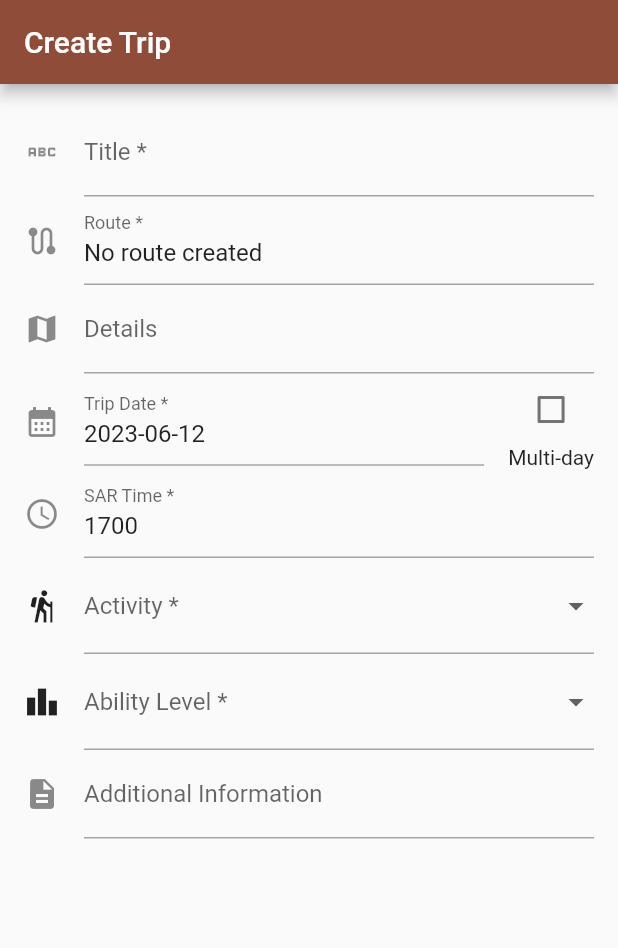
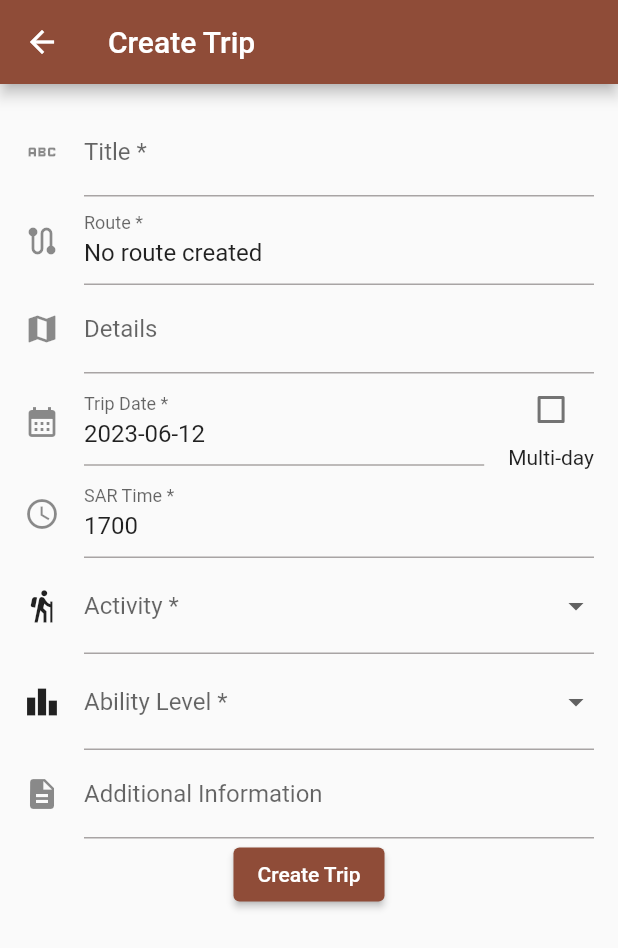
Before and after one commit to mttchpmn/tripleader-app, a Flutter app: the CreateTripView screen opened directly, on a phone screen of 412 x 824 dp. Shown: the top 948 px of the screen. Run offline on Flutter 3.47's test engine with Material 2 defaults, Android fonts, the phone set to English and light mode, and no system bars; our stand-ins replace flutter_map, graphql_flutter, latlong2; missing offline and left inert: gql; network calls fail.

Commit message:
Build create trip form

```diff
--- a/lib/forms/create_trip_form.dart
+++ b/lib/forms/create_trip_form.dart
@@ -1,16 +1,20 @@
 import 'package:flutter/material.dart';
 import 'package:latlong2/latlong.dart';
+import 'package:tripleader/forms/form_data_models/create_trip_form_data.dart';
 import 'package:tripleader/forms/form_fields/date_field.dart';
 import 'package:tripleader/forms/form_fields/dropdown_field.dart';
 import 'package:tripleader/forms/form_fields/route_field.dart';
 import 'package:tripleader/forms/form_fields/text_field.dart';
 import 'package:tripleader/forms/form_fields/time_field.dart';
+import 'package:tripleader/models/ability_level_model.dart';
 import 'package:tripleader/models/activity_model.dart';
 import 'package:tripleader/models/route_model.dart';
 import 'package:tripleader/views/create_trip_view.dart';
 
 class CreateTripForm extends StatefulWidget {
-  const CreateTripForm({super.key});
+  final ValueChanged<CreateTripFormData> onFormSubmit;
+
+  const CreateTripForm({super.key, required this.onFormSubmit});
 
   @override
   CreateTripFormState createState() {
@@ -22,9 +26,11 @@ class CreateTripFormState extends State<CreateTripForm> {
   final _formKey = GlobalKey<FormState>();
 
   String _title = "";
+  final TextEditingController _titleController = TextEditingController();
 
   TripRoute _route = TripRoute([], 0);
   String _details = "";
+  final TextEditingController _detailsController = TextEditingController();
 
   DateTime _tripDate = DateTime.now();
   bool _isMultiDay = false;
@@ -32,8 +38,9 @@ class CreateTripFormState extends State<CreateTripForm> {
 
   TimeOfDay _sarTime = TimeOfDay(hour: 17, minute: 0);
   Activity _activity = Activity.hiking;
-  AbilityLevel _abilityLevel = AbilityLevel.Beginner;
+  AbilityLevel _abilityLevel = AbilityLevel.beginner;
   String _additionalInformation = "";
+  final TextEditingController _additionalInformationController = TextEditingController();
 
 
   @override
@@ -44,9 +51,10 @@ class CreateTripFormState extends State<CreateTripForm> {
         children: [
           TextInputField(
             value: _title,
+            controller: _titleController,
             onValueChanged: (value) {
               setState(() {
-                _title = value;
+                _title = _titleController.text + value;
               });
             },
             labelText: "Title *",
@@ -60,9 +68,10 @@ class CreateTripFormState extends State<CreateTripForm> {
           }, icon: Icons.route, labelText: 'Route *'),
           TextInputField(
             value: _details,
+            controller: _detailsController,
             onValueChanged: (value) {
               setState(() {
-                _details = value;
+                _details = _detailsController.text + value;
               });
             },
             labelText: "Details",
@@ -99,26 +108,43 @@ class CreateTripFormState extends State<CreateTripForm> {
             ],
           ),
           _showTripCompletionField(),
-          TimeInputField(value: _sarTime, labelText: "SAR Time *", onValueChanged: (value) {
+          TimeInputField(
+            value: _sarTime, labelText: "SAR Time *", onValueChanged: (value) {
             setState(() {
               _sarTime = value;
             });
           },),
-          DropdownInputField(value: _activity, items: Activity.values, onValueChanged: (value) {
+          DropdownInputField(value: _activity,
+              items: Activity.values,
+              onValueChanged: (value) {
                 setState(() {
                   _activity = value;
                 });
-          }, icon: Icons.hiking, labelText: 'Activity * '),
-          DropdownInputField(value: _abilityLevel, items: AbilityLevel.values, onValueChanged: (value) {
+              },
+              icon: Icons.hiking,
+              labelText: 'Activity * '),
+          DropdownInputField(value: _abilityLevel,
+              items: AbilityLevel.values,
+              onValueChanged: (value) {
                 setState(() {
                   _abilityLevel = value;
                 });
-          }, icon: Icons.leaderboard, labelText: 'Ability Level *'),
-          TextInputField(value: _additionalInformation, onValueChanged: (value) {
+              },
+              icon: Icons.leaderboard,
+              labelText: 'Ability Level *'),
+          TextInputField(controller: _additionalInformationController,
+              value: _additionalInformation,
+              onValueChanged: (value) {
                 setState(() {
-              _additionalInformation = value;
+                  _additionalInformation =
+                      _additionalInformationController.text + value;
                 });
-          }, icon: Icons.description, labelText: 'Additional Information'),
+              },
+              icon: Icons.description,
+              labelText: 'Additional Information'),
+
+          ElevatedButton(
+              onPressed: handleFormSubmit, child: Text("Create Trip")),
 
         ],
       ),
@@ -139,4 +165,19 @@ class CreateTripFormState extends State<CreateTripForm> {
           });
         });
   }
+
+  void handleFormSubmit() {
+    var formData = CreateTripFormData(
+        _title,
+        _route,
+        _details,
+        _tripDate,
+        _tripCompletionDate,
+        _sarTime,
+        _activity,
+        _abilityLevel,
+        _additionalInformation);
+
+    widget.onFormSubmit(formData);
   }
+}
--- /dev/null
+++ b/lib/forms/form_data_models/create_trip_form_data.dart
@@ -0,0 +1,27 @@
+import 'package:flutter/material.dart';
+import 'package:tripleader/models/ability_level_model.dart';
+import 'package:tripleader/models/activity_model.dart';
+import 'package:tripleader/models/route_model.dart';
+
+class CreateTripFormData {
+  final String title;
+  final TripRoute route;
+  final String? details;
+  final DateTime tripDate;
+  final DateTime? completionDate;
+  final TimeOfDay sarTime;
+  final Activity activity;
+  final AbilityLevel abilityLevel;
+  final String? additionalInformation;
+
+  const CreateTripFormData(
+      this.title,
+      this.route,
+      this.details,
+      this.tripDate,
+      this.completionDate,
+      this.sarTime,
+      this.activity,
+      this.abilityLevel,
+      this.additionalInformation);
+}
--- a/lib/forms/form_fields/text_field.dart
+++ b/lib/forms/form_fields/text_field.dart
@@ -3,12 +3,14 @@ import 'package:flutter/material.dart';
 class TextInputField extends StatelessWidget {
   final IconData icon;
   final String labelText;
+  final TextEditingController controller;
   final String value;
   final ValueChanged<String> onValueChanged;
 
   const TextInputField({
     super.key,
     required this.value,
+    required this.controller,
     required this.onValueChanged,
     required this.icon,
     required this.labelText,
@@ -18,7 +20,7 @@ class TextInputField extends StatelessWidget {
   Widget build(BuildContext context) {
     return TextFormField(
       decoration: InputDecoration(icon: Icon(icon), labelText: labelText),
-      controller: TextEditingController(text: value),
+      controller: controller,
       onChanged: onValueChanged,
       validator: (value) {
         if (value == null || value.isEmpty) {
```
Also changed, not shown: lib/views/create_trip_view.dart (+23 -22 lines). Lines whose indentation alone changed are shown as unchanged.
